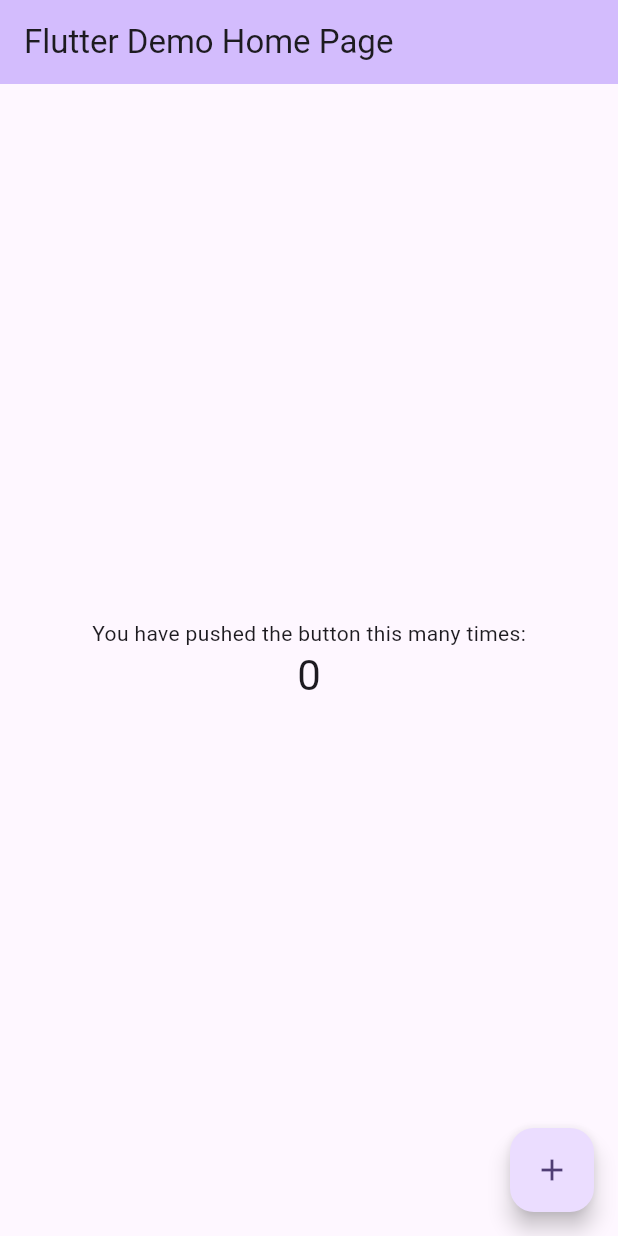
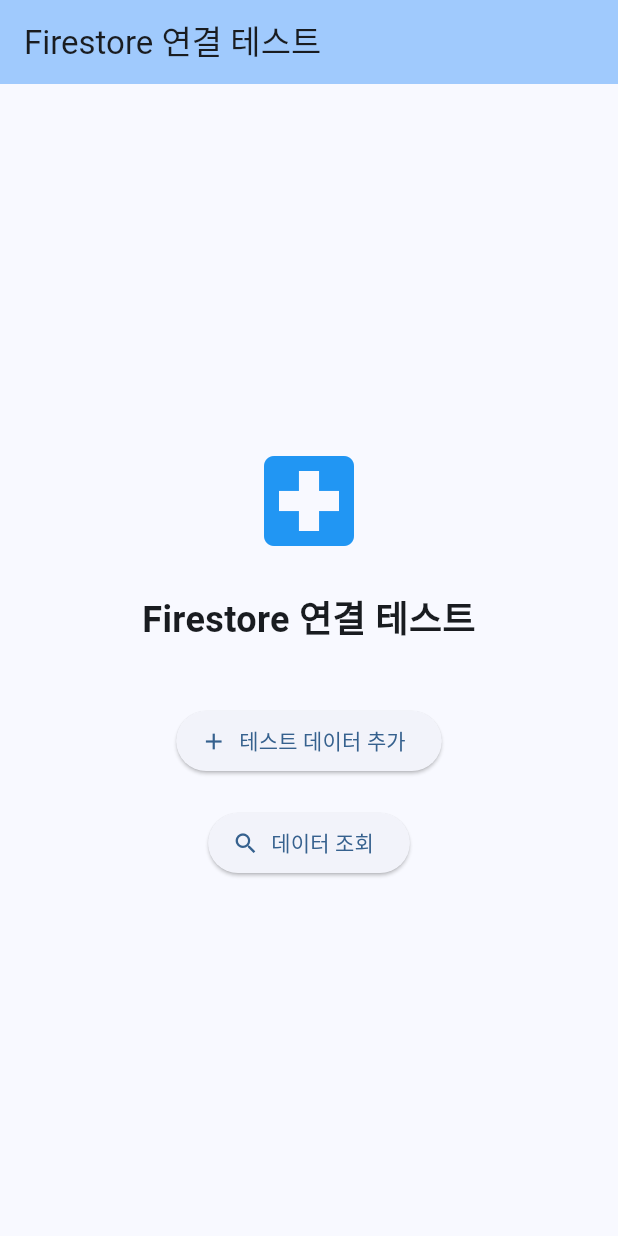
Before and after one commit to winshine0326/Medigation, a Flutter app: the screen it shows after launch, on a phone screen of 412 x 824 dp. Run offline on Flutter 3.47's test engine with Material 3 defaults, Android fonts, the phone set to English and light mode, and no system bars; our stand-ins replace cloud_firestore, firebase_core, flutter_riverpod, freezed_annotation, riverpod_annotation; accounts and stored records are empty; generated files the repository leaves out were written again.

Commit message:
fix :: 앱 빌드 에러 수정

```diff
--- /dev/null
+++ b/lib/data_sources/firebase_provider.dart
@@ -0,0 +1,19 @@
+import 'package:cloud_firestore/cloud_firestore.dart';
+import 'package:riverpod_annotation/riverpod_annotation.dart';
+
+part 'firebase_provider.g.dart';
+
+/// Firestore 인스턴스를 제공하는 Provider
+@riverpod
+FirebaseFirestore firestore(FirestoreRef ref) {
+  return FirebaseFirestore.instance;
+}
+
+/// 병원 컬렉션 참조를 제공하는 Provider
+@riverpod
+CollectionReference<Map<String, dynamic>> hospitalsCollection(
+  HospitalsCollectionRef ref,
+) {
+  final firestore = ref.watch(firestoreProvider);
+  return firestore.collection('hospitals');
+}
--- a/lib/main.dart
+++ b/lib/main.dart
@@ -2,6 +2,7 @@
 import 'package:firebase_core/firebase_core.dart';
 import 'package:flutter_riverpod/flutter_riverpod.dart';
 import 'firebase_options.dart';
+import 'screens/test_firestore_screen.dart';
 
 void main() async {
   WidgetsFlutterBinding.ensureInitialized();
@@ -21,116 +22,15 @@
 class MyApp extends StatelessWidget {
   const MyApp({super.key});
 
-  // This widget is the root of your application.
   @override
   Widget build(BuildContext context) {
     return MaterialApp(
-      title: 'Flutter Demo',
+      title: '메디게이션',
       theme: ThemeData(
-        // This is the theme of your application.
-        //
-        // TRY THIS: Try running your application with "flutter run". You'll see
-        // the application has a purple toolbar. Then, without quitting the app,
-        // try changing the seedColor in the colorScheme below to Colors.green
-        // and then invoke "hot reload" (save your changes or press the "hot
-        // reload" button in a Flutter-supported IDE, or press "r" if you used
-        // the command line to start the app).
-        //
-        // Notice that the counter didn't reset back to zero; the application
-        // state is not lost during the reload. To reset the state, use hot
-        // restart instead.
-        //
-        // This works for code too, not just values: Most code changes can be
-        // tested with just a hot reload.
-        colorScheme: ColorScheme.fromSeed(seedColor: Colors.deepPurple),
+        colorScheme: ColorScheme.fromSeed(seedColor: Colors.blue),
+        useMaterial3: true,
       ),
-      home: const MyHomePage(title: 'Flutter Demo Home Page'),
+      home: const TestFirestoreScreen(),
     );
   }
 }
-
-class MyHomePage extends StatefulWidget {
-  const MyHomePage({super.key, required this.title});
-
-  // This widget is the home page of your application. It is stateful, meaning
-  // that it has a State object (defined below) that contains fields that affect
-  // how it looks.
-
-  // This class is the configuration for the state. It holds the values (in this
-  // case the title) provided by the parent (in this case the App widget) and
-  // used by the build method of the State. Fields in a Widget subclass are
-  // always marked "final".
-
-  final String title;
-
-  @override
-  State<MyHomePage> createState() => _MyHomePageState();
-}
-
-class _MyHomePageState extends State<MyHomePage> {
-  int _counter = 0;
-
-  void _incrementCounter() {
-    setState(() {
-      // This call to setState tells the Flutter framework that something has
-      // changed in this State, which causes it to rerun the build method below
-      // so that the display can reflect the updated values. If we changed
-      // _counter without calling setState(), then the build method would not be
-      // called again, and so nothing would appear to happen.
-      _counter++;
-    });
-  }
-
-  @override
-  Widget build(BuildContext context) {
-    // This method is rerun every time setState is called, for instance as done
-    // by the _incrementCounter method above.
-    //
-    // The Flutter framework has been optimized to make rerunning build methods
-    // fast, so that you can just rebuild anything that needs updating rather
-    // than having to individually change instances of widgets.
-    return Scaffold(
-      appBar: AppBar(
-        // TRY THIS: Try changing the color here to a specific color (to
-        // Colors.amber, perhaps?) and trigger a hot reload to see the AppBar
-        // change color while the other colors stay the same.
-        backgroundColor: Theme.of(context).colorScheme.inversePrimary,
-        // Here we take the value from the MyHomePage object that was created by
-        // the App.build method, and use it to set our appbar title.
-        title: Text(widget.title),
-      ),
-      body: Center(
-        // Center is a layout widget. It takes a single child and positions it
-        // in the middle of the parent.
-        child: Column(
-          // Column is also a layout widget. It takes a list of children and
-          // arranges them vertically. By default, it sizes itself to fit its
-          // children horizontally, and tries to be as tall as its parent.
-          //
-          // Column has various properties to control how it sizes itself and
-          // how it positions its children. Here we use mainAxisAlignment to
-          // center the children vertically; the main axis here is the vertical
-          // axis because Columns are vertical (the cross axis would be
-          // horizontal).
-          //
-          // TRY THIS: Invoke "debug painting" (choose the "Toggle Debug Paint"
-          // action in the IDE, or press "p" in the console), to see the
-          // wireframe for each widget.
-          mainAxisAlignment: MainAxisAlignment.center,
-          children: <Widget>[
-            const Text('You have pushed the button this many times:'),
-            Text(
-              '$_counter',
-              style: Theme.of(context).textTheme.headlineMedium,
-            ),
-          ],
-        ),
-      ),
-      floatingActionButton: FloatingActionButton(
-        onPressed: _incrementCounter,
-        tooltip: 'Increment',
-        child: const Icon(Icons.add),
-      ), // This trailing comma makes auto-formatting nicer for build methods.
-    );
-  }
-}
--- /dev/null
+++ b/lib/models/hospital.dart
@@ -0,0 +1,26 @@
+import 'package:freezed_annotation/freezed_annotation.dart';
+import 'hospital_evaluation.dart';
+import 'non_covered_price.dart';
+import 'review_statistics.dart';
+
+part 'hospital.freezed.dart';
+part 'hospital.g.dart';
+
+/// 병원 모델
+/// 병원의 기본 정보, 평가, 가격, 리뷰 통계를 모두 포함하는 핵심 데이터 모델
+@freezed
+class Hospital with _$Hospital {
+  const factory Hospital({
+    required String id, // 병원 ID (Firestore document ID 또는 공공데이터 API ID)
+    required String name, // 병원 이름
+    required String address, // 주소
+    required double latitude, // 위도
+    required double longitude, // 경도
+    @Default([]) List<HospitalEvaluation> evaluations, // 병원 평가 목록
+    @Default([]) List<NonCoveredPrice> nonCoveredPrices, // 비급여 가격 목록
+    ReviewStatistics? reviewStatistics, // 리뷰 통계 (nullable - 리뷰가 없을 수 있음)
+  }) = _Hospital;
+
+  factory Hospital.fromJson(Map<String, dynamic> json) =>
+      _$HospitalFromJson(json);
+}
--- /dev/null
+++ b/lib/models/hospital_evaluation.dart
@@ -0,0 +1,18 @@
+import 'package:freezed_annotation/freezed_annotation.dart';
+
+part 'hospital_evaluation.freezed.dart';
+part 'hospital_evaluation.g.dart';
+
+/// 병원 평가 모델
+/// 평가 항목, 평가 등급, 생성된 배지 목록을 포함
+@freezed
+class HospitalEvaluation with _$HospitalEvaluation {
+  const factory HospitalEvaluation({
+    required String evaluationItem, // 평가 항목 (예: "급성기 뇌졸중 적정성 평가")
+    required String grade, // 평가 등급 (예: "1등급", "2등급")
+    required List<String> badges, // 생성된 배지 목록 (예: ["뇌졸중 수술 전문"])
+  }) = _HospitalEvaluation;
+
+  factory HospitalEvaluation.fromJson(Map<String, dynamic> json) =>
+      _$HospitalEvaluationFromJson(json);
+}
--- /dev/null
+++ b/lib/models/non_covered_price.dart
@@ -0,0 +1,17 @@
+import 'package:freezed_annotation/freezed_annotation.dart';
+
+part 'non_covered_price.freezed.dart';
+part 'non_covered_price.g.dart';
+
+/// 비급여 가격 모델
+/// 비급여 항목과 가격 정보를 포함
+@freezed
+class NonCoveredPrice with _$NonCoveredPrice {
+  const factory NonCoveredPrice({
+    required String item, // 비급여 항목 (예: "MRI 검사")
+    required int price, // 가격 (원)
+  }) = _NonCoveredPrice;
+
+  factory NonCoveredPrice.fromJson(Map<String, dynamic> json) =>
+      _$NonCoveredPriceFromJson(json);
+}
--- /dev/null
+++ b/lib/models/review_statistics.dart
@@ -0,0 +1,18 @@
+import 'package:freezed_annotation/freezed_annotation.dart';
+
+part 'review_statistics.freezed.dart';
+part 'review_statistics.g.dart';
+
+/// 리뷰 통계 모델
+/// 평균 별점, 총 리뷰 개수, 주요 리뷰 키워드 목록을 포함
+@freezed
+class ReviewStatistics with _$ReviewStatistics {
+  const factory ReviewStatistics({
+    required double averageRating, // 평균 별점 (0.0 ~ 5.0)
+    required int totalReviewCount, // 총 리뷰 개수
+    required List<String> keywords, // 주요 리뷰 키워드 목록 (예: ["친절", "깨끗", "대기시간 긴"])
+  }) = _ReviewStatistics;
+
+  factory ReviewStatistics.fromJson(Map<String, dynamic> json) =>
+      _$ReviewStatisticsFromJson(json);
+}
--- /dev/null
+++ b/lib/screens/test_firestore_screen.dart
@@ -0,0 +1,134 @@
+import 'package:flutter/material.dart';
+import 'package:flutter_riverpod/flutter_riverpod.dart';
+import '../models/hospital.dart';
+import '../models/hospital_evaluation.dart';
+import '../models/non_covered_price.dart';
+import '../models/review_statistics.dart';
+import '../repositories/hospital_repository.dart';
+
+/// Firestore 연결 테스트 화면
+class TestFirestoreScreen extends ConsumerWidget {
+  const TestFirestoreScreen({super.key});
+
+  @override
+  Widget build(BuildContext context, WidgetRef ref) {
+    final hospitalRepository = ref.watch(hospitalRepositoryProvider);
+
+    return Scaffold(
+      appBar: AppBar(
+        title: const Text('Firestore 연결 테스트'),
+        backgroundColor: Theme.of(context).colorScheme.inversePrimary,
+      ),
+      body: Center(
+        child: Column(
+          mainAxisAlignment: MainAxisAlignment.center,
+          children: [
+            const Icon(
+              Icons.local_hospital,
+              size: 80,
+              color: Colors.blue,
+            ),
+            const SizedBox(height: 20),
+            const Text(
+              'Firestore 연결 테스트',
+              style: TextStyle(fontSize: 24, fontWeight: FontWeight.bold),
+            ),
+            const SizedBox(height: 40),
+            ElevatedButton.icon(
+              onPressed: () async {
+                try {
+                  // 테스트 데이터 생성
+                  final testHospital = Hospital(
+                    id: 'test_hospital_001',
+                    name: '서울대학교병원',
+                    address: '서울특별시 종로구 대학로 101',
+                    latitude: 37.5796,
+                    longitude: 127.0018,
+                    evaluations: [
+                      const HospitalEvaluation(
+                        evaluationItem: '급성기 뇌졸중 적정성 평가',
+                        grade: '1등급',
+                        badges: ['뇌졸중 수술 전문'],
+                      ),
+                    ],
+                    nonCoveredPrices: [
+                      const NonCoveredPrice(
+                        item: 'MRI 검사',
+                        price: 500000,
+                      ),
+                    ],
+                    reviewStatistics: const ReviewStatistics(
+                      averageRating: 4.5,
+                      totalReviewCount: 1234,
+                      keywords: ['친절', '전문적', '시설 좋음'],
+                    ),
+                  );
+
+                  // Firestore에 데이터 추가
+                  await hospitalRepository.addHospital(testHospital);
+
+                  if (context.mounted) {
+                    ScaffoldMessenger.of(context).showSnackBar(
+                      const SnackBar(
+                        content: Text('테스트 병원 데이터가 성공적으로 추가되었습니다!'),
+                        backgroundColor: Colors.green,
+                      ),
+                    );
+                  }
+                } catch (e) {
+                  if (context.mounted) {
+                    ScaffoldMessenger.of(context).showSnackBar(
+                      SnackBar(
+                        content: Text('오류 발생: $e'),
+                        backgroundColor: Colors.red,
+                      ),
+                    );
+                  }
+                }
+              },
+              icon: const Icon(Icons.add),
+              label: const Text('테스트 데이터 추가'),
+            ),
+            const SizedBox(height: 20),
+            ElevatedButton.icon(
+              onPressed: () async {
+                try {
+                  // Firestore에서 데이터 조회
+                  final hospitals = await hospitalRepository.getAllHospitals();
+
+                  if (context.mounted) {
+                    ScaffoldMessenger.of(context).showSnackBar(
+                      SnackBar(
+                        content: Text('총 ${hospitals.length}개의 병원 데이터를 찾았습니다!'),
+                        backgroundColor: Colors.blue,
+                      ),
+                    );
+
+                    // 데이터 출력
+                    for (var hospital in hospitals) {
+                      print('병원: ${hospital.name}');
+                      print('주소: ${hospital.address}');
+                      print('평가: ${hospital.evaluations.length}개');
+                      print('---');
+                    }
+                  }
+                } catch (e) {
+                  if (context.mounted) {
+                    ScaffoldMessenger.of(context).showSnackBar(
+                      SnackBar(
+                        content: Text('오류 발생: $e'),
+                        backgroundColor: Colors.red,
+                      ),
+                    );
+                  }
+                }
+              },
+              icon: const Icon(Icons.search),
+              label: const Text('데이터 조회'),
+            ),
+          ],
+        ),
+      ),
+    );
+  }
+}
--- a/pubspec.yaml
+++ b/pubspec.yaml
@@ -56,6 +56,7 @@
 
   # JSON Serialization
   json_annotation: ^4.9.0
+  freezed_annotation: ^2.4.4
 
   # URL Launcher (for external reviews)
   url_launcher: ^6.3.1
@@ -82,6 +83,7 @@
   build_runner: ^2.4.13
   json_serializable: ^6.9.2
   riverpod_generator: ^2.6.3
+  freezed: ^2.5.7
 
 # For information on the generic Dart part of this file, see the
 # following page: https://dart.dev/tools/pub/pubspec
```
Also changed, not shown: lib/repositories/hospital_repository.dart (added, +117 -0 lines), .claude/settings.local.json, lib/data_sources/firebase_provider.g.dart (added), lib/models/hospital.freezed.dart (added), lib/models/hospital.g.dart (added), lib/models/hospital_evaluation.freezed.dart (added), lib/models/hospital_evaluation.g.dart (added), lib/models/non_covered_price.freezed.dart (added), lib/models/non_covered_price.g.dart (added), lib/models/review_statistics.freezed.dart (added), lib/models/review_statistics.g.dart (added), lib/repositories/hospital_repository.g.dart (added), pubspec.lock, 4 other files.
